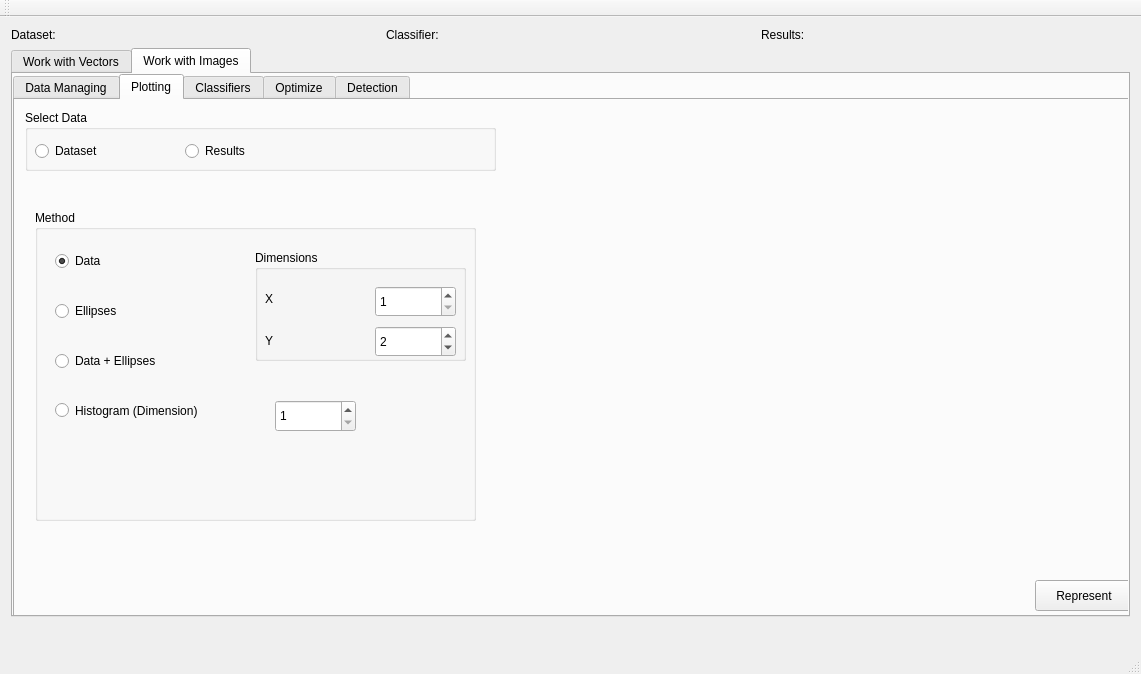
Above: src/gui/mainwindow.ui from JdeRobot/cv-MachineLearning before the change. Below: the same form after it.
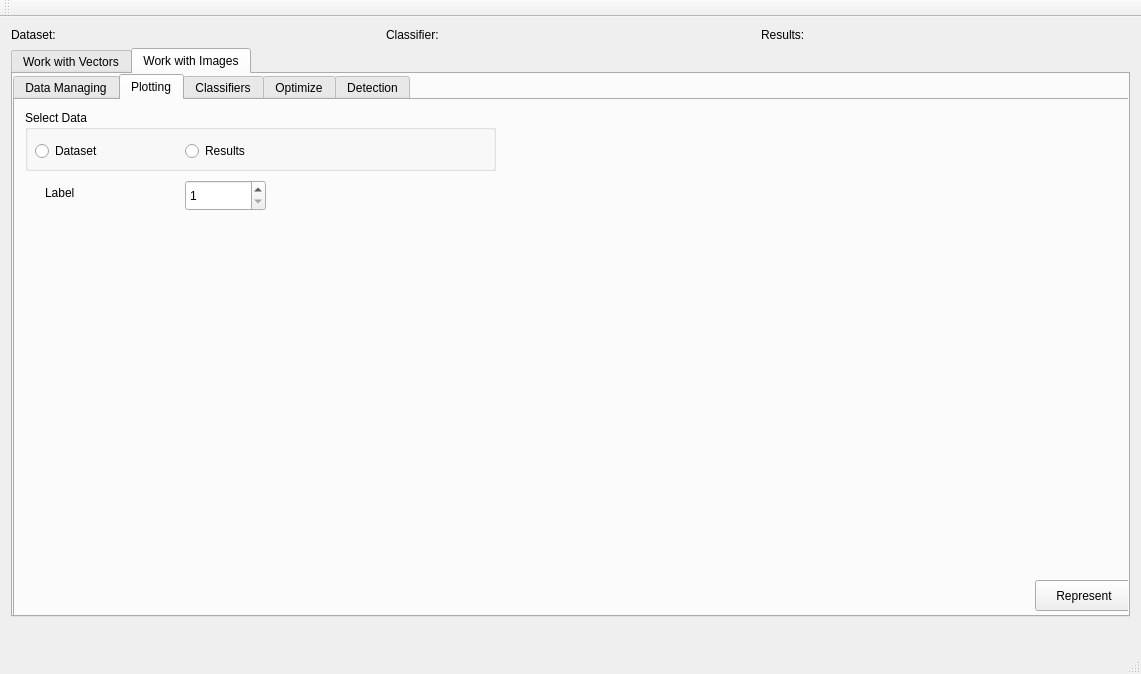
That is the form after the change. The open tabs and pages were chosen to show the change.

The edit to the form file:
```diff
--- a/src/gui/mainwindow.ui
+++ b/src/gui/mainwindow.ui
@@ -2517,164 +2517,6 @@
             </property>
            </widget>
           </widget>
-          <widget class="QGroupBox" name="groupBox_11">
-           <property name="geometry">
-            <rect>
-             <x>20</x>
-             <y>110</y>
-             <width>441</width>
-             <height>311</height>
-            </rect>
-           </property>
-           <property name="title">
-            <string>Method</string>
-           </property>
-           <widget class="QRadioButton" name="But_datos_2">
-            <property name="geometry">
-             <rect>
-              <x>20</x>
-              <y>40</y>
-              <width>116</width>
-              <height>22</height>
-             </rect>
-            </property>
-            <property name="text">
-             <string>Data</string>
-            </property>
-            <property name="checked">
-             <bool>true</bool>
-            </property>
-           </widget>
-           <widget class="QRadioButton" name="But_Elipses_2">
-            <property name="geometry">
-             <rect>
-              <x>20</x>
-              <y>90</y>
-              <width>116</width>
-              <height>22</height>
-             </rect>
-            </property>
-            <property name="text">
-             <string>Ellipses</string>
-            </property>
-           </widget>
-           <widget class="QRadioButton" name="But_Datos_Elipses_2">
-            <property name="geometry">
-             <rect>
-              <x>20</x>
-              <y>140</y>
-              <width>151</width>
-              <height>22</height>
-             </rect>
-            </property>
-            <property name="text">
-             <string>Data + Ellipses</string>
-            </property>
-           </widget>
-           <widget class="QGroupBox" name="groupBox_13">
-            <property name="geometry">
-             <rect>
-              <x>220</x>
-              <y>40</y>
-              <width>211</width>
-              <height>111</height>
-             </rect>
-            </property>
-            <property name="title">
-             <string>Dimensions</string>
-            </property>
-            <widget class="QLabel" name="label_34">
-             <property name="geometry">
-              <rect>
-               <x>10</x>
-               <y>40</y>
-               <width>66</width>
-               <height>17</height>
-              </rect>
-             </property>
-             <property name="text">
-              <string>X</string>
-             </property>
-            </widget>
-            <widget class="QLabel" name="label_35">
-             <property name="geometry">
-              <rect>
-               <x>10</x>
-               <y>80</y>
-               <width>66</width>
-               <height>21</height>
-              </rect>
-             </property>
-             <property name="text">
-              <string>Y</string>
-             </property>
-            </widget>
-            <widget class="QSpinBox" name="Dim_X_2">
-             <property name="geometry">
-              <rect>
-               <x>120</x>
-               <y>36</y>
-               <width>81</width>
-               <height>31</height>
-              </rect>
-             </property>
-             <property name="minimum">
-              <number>1</number>
-             </property>
-             <property name="maximum">
-              <number>999999</number>
-             </property>
-            </widget>
-            <widget class="QSpinBox" name="Dim_Y_2">
-             <property name="geometry">
-              <rect>
-               <x>120</x>
-               <y>76</y>
-               <width>81</width>
-               <height>31</height>
-              </rect>
-             </property>
-             <property name="minimum">
-              <number>0</number>
-             </property>
-             <property name="maximum">
-              <number>999999</number>
-             </property>
-             <property name="value">
-              <number>2</number>
-             </property>
-            </widget>
-           </widget>
-           <widget class="QRadioButton" name="But_Hist_2">
-            <property name="geometry">
-             <rect>
-              <x>20</x>
-              <y>190</y>
-              <width>201</width>
-              <height>21</height>
-             </rect>
-            </property>
-            <property name="text">
-             <string>Histogram (Dimension)</string>
-            </property>
-           </widget>
-           <widget class="QSpinBox" name="Dimension_2">
-            <property name="geometry">
-             <rect>
-              <x>240</x>
-              <y>190</y>
-              <width>81</width>
-              <height>32</height>
-             </rect>
-            </property>
-            <property name="minimum">
-             <number>1</number>
-            </property>
-            <property name="maximum">
-             <number>999999</number>
-            </property>
-           </widget>
-          </widget>
           <widget class="QPushButton" name="Analizar_4">
            <property name="geometry">
             <rect>
@@ -2688,6 +2530,35 @@
             <string>Represent</string>
            </property>
           </widget>
+          <widget class="QLabel" name="label_47">
+           <property name="geometry">
+            <rect>
+             <x>30</x>
+             <y>84</y>
+             <width>66</width>
+             <height>17</height>
+            </rect>
+           </property>
+           <property name="text">
+            <string>Label</string>
+           </property>
+          </widget>
+          <widget class="QSpinBox" name="Dim_X_3">
+           <property name="geometry">
+            <rect>
+             <x>170</x>
+             <y>80</y>
+             <width>81</width>
+             <height>31</height>
+            </rect>
+           </property>
+           <property name="minimum">
+            <number>1</number>
+           </property>
+           <property name="maximum">
+            <number>999999</number>
+           </property>
+          </widget>
          </widget>
          <widget class="QWidget" name="i_classifiers">
           <attribute name="title">
```
Left out of the diff: 206 changed lines with no effect on the pictures.
